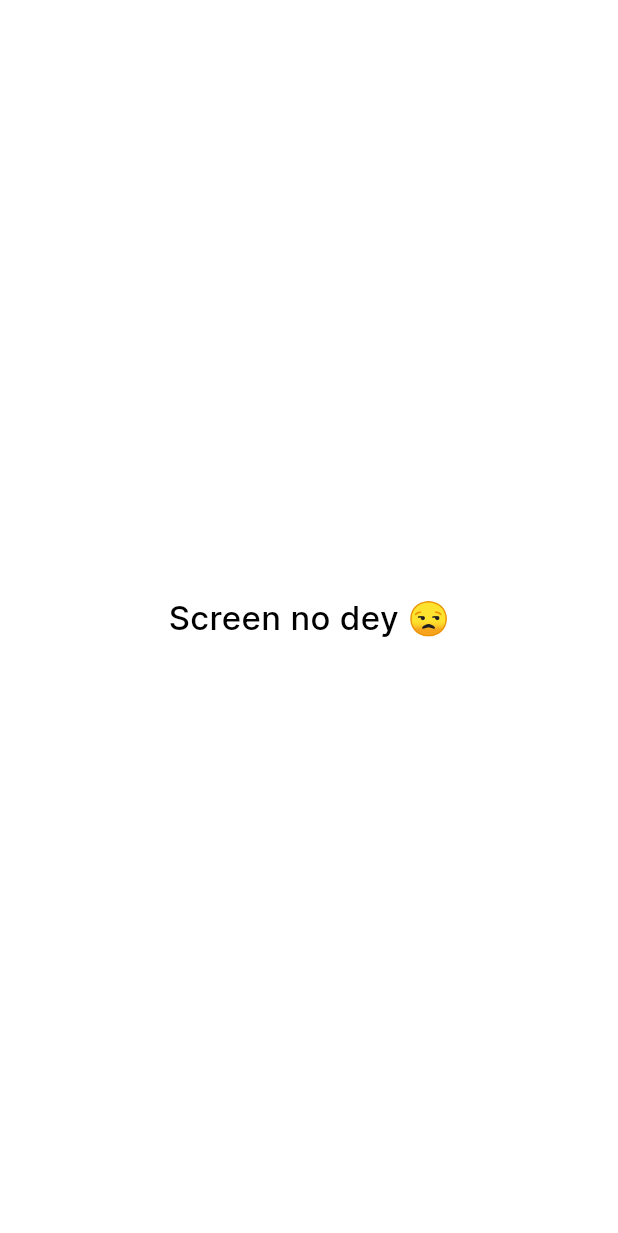
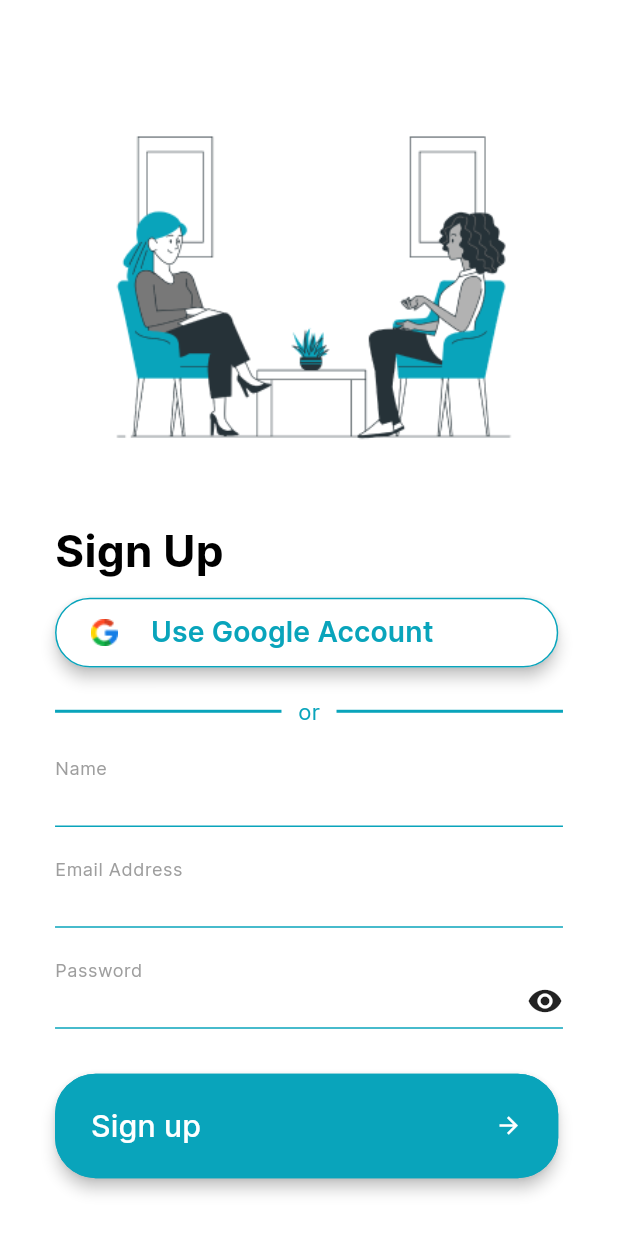
Before and after one commit to logicberry/counsellor_booking_app, a Flutter app: the screen it shows after launch, on a phone screen of 412 x 824 dp. Shown: the top 1233 px of the screen. Run offline on Flutter 3.47's test engine with Material 3 defaults, Android fonts, the light colour scheme and no system bars; our stand-ins replace flutter_screenutil, page_transition.

Commit message:
add signup screen

```diff
--- a/lib/common/button.dart
+++ b/lib/common/button.dart
@@ -20,7 +20,7 @@ class CLButtton extends StatelessWidget {
       style: ElevatedButton.styleFrom(
           elevation: 4,
           backgroundColor: color,
-          fixedSize: Size(305.w, 72.h),
+          fixedSize: Size(320.w, 72.h),
           shape: RoundedRectangleBorder(
               side: BorderSide(color: borderColor!),
               borderRadius: BorderRadius.circular(28.r))),
--- /dev/null
+++ b/lib/features/authentication/screens/signup_screen.dart
@@ -0,0 +1,96 @@
+import 'package:counsellor/common/button.dart';
+import 'package:counsellor/common/textfield.dart';
+import 'package:counsellor/features/authentication/widgets/auth_button.dart';
+import 'package:flutter/material.dart';
+import 'package:flutter_screenutil/flutter_screenutil.dart';
+
+import '../../../core/core.dart';
+
+class SignUpScreen extends StatelessWidget {
+  static const routeName = '/signup-screen';
+  const SignUpScreen({super.key});
+
+  @override
+  Widget build(BuildContext context) {
+    return Scaffold(
+        body: SingleChildScrollView(
+      child: Column(
+        children: [
+          Space.height(40.h),
+          Image.asset(
+            AssetPath.counsel,
+            height: 300.h,
+          ),
+          Space.height(20.h),
+          Padding(
+            padding: EdgeInsets.symmetric(horizontal: 35.0.w),
+            child: Column(
+              crossAxisAlignment: CrossAxisAlignment.start,
+              children: [
+                AppTheme.clText('Sign Up', context,
+                    size: 28, fontWeight: FontWeight.bold),
+                Space.height(11.h),
+                SizedBox(
+                  height: 48.h,
+                  child: CLButtton(
+                    color: AppColors.white,
+                    onTap: () {},
+                    borderColor: AppColors.primaryColor,
+                    child: Row(
+                      children: [
+                        Image.asset(AssetPath.google),
+                        Space.width(20.w),
+                        AppTheme.clText('Use Google Account', context,
+                            size: 18,
+                            textColor: AppColors.primaryColor,
+                            fontWeight: FontWeight.w600),
+                      ],
+                    ),
+                  ),
+                ),
+                Space.height(20.h),
+                Row(
+                  children: [
+                    const Expanded(
+                      child: Divider(
+                        color: AppColors.primaryColor,
+                        thickness: 2,
+                      ),
+                    ),
+                    Space.width(10.w),
+                    AppTheme.clText('or', context,
+                        textColor: AppColors.primaryColor, size: 14),
+                    Space.width(10.w),
+                    const Expanded(
+                      child: Divider(
+                        color: AppColors.primaryColor,
+                        thickness: 2,
+                      ),
+                    ),
+                  ],
+                ),
+                Space.height(20.h),
+                const CLTextField(
+                  hintText: 'Name',
+                ),
+                Space.height(20.h),
+                const CLTextField(
+                  hintText: 'Email Address',
+                ),
+                Space.height(20.h),
+                const CLTextField(
+                  hintText: 'Password',
+                  isPassword: true,
+                ),
+                Space.height(32.h),
+                const AuthButton(
+                    text: 'Sign up', color: AppColors.primaryColor),
+                Space.height(32.h),
+              ],
+            ),
+          )
+        ],
+      ),
+    ));
+  }
+}
--- a/lib/main.dart
+++ b/lib/main.dart
@@ -14,12 +14,11 @@ void main() {
   SystemChrome.setPreferredOrientations(
       [DeviceOrientation.portraitUp, DeviceOrientation.portraitDown]);
   runApp(
-    // DevicePreview(
-    //   enabled: !kReleaseMode,
-    //   builder: (context) => const MyApp(),
-    // ),
-    const MyApp()
-  );
+      // DevicePreview(
+      //   enabled: !kReleaseMode,
+      //   builder: (context) => const MyApp(),
+      // ),
+      const MyApp());
 }
 
 class MyApp extends StatelessWidget {
@@ -28,7 +27,7 @@ class MyApp extends StatelessWidget {
   @override
   Widget build(BuildContext context) {
     return ScreenUtilInit(
-        designSize: const Size(375, 812),
+        designSize: const Size(393, 852),
         builder: (ctx, child) {
           return GestureDetector(
             onTap: () => FocusManager.instance.primaryFocus?.unfocus(),
```
